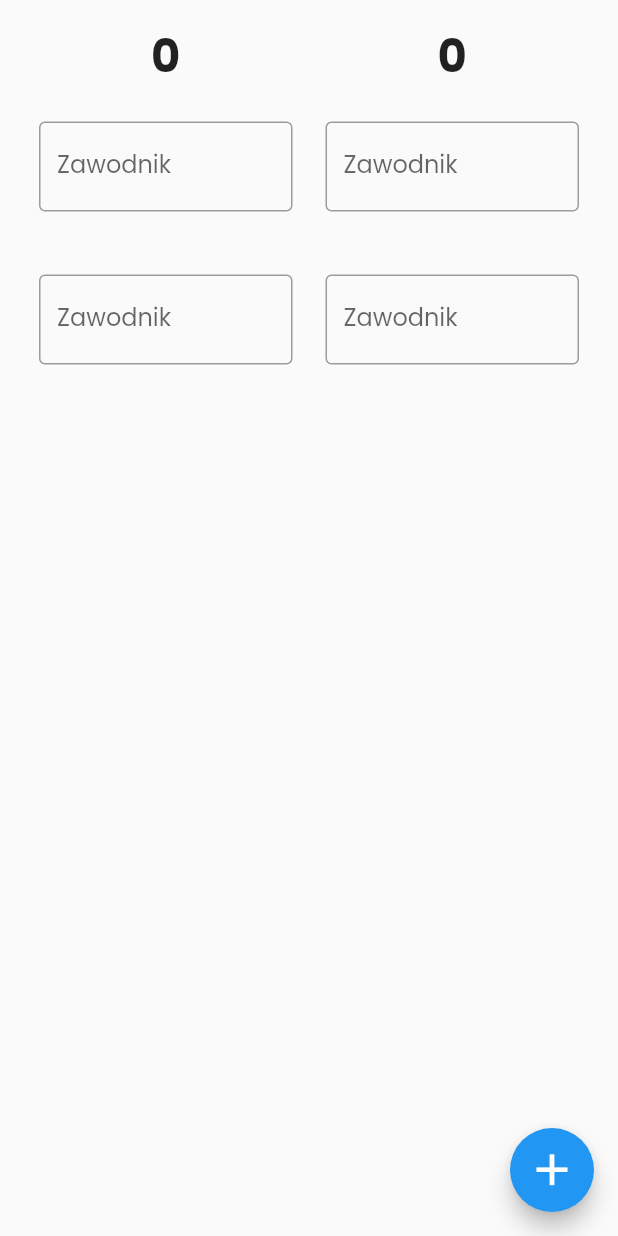
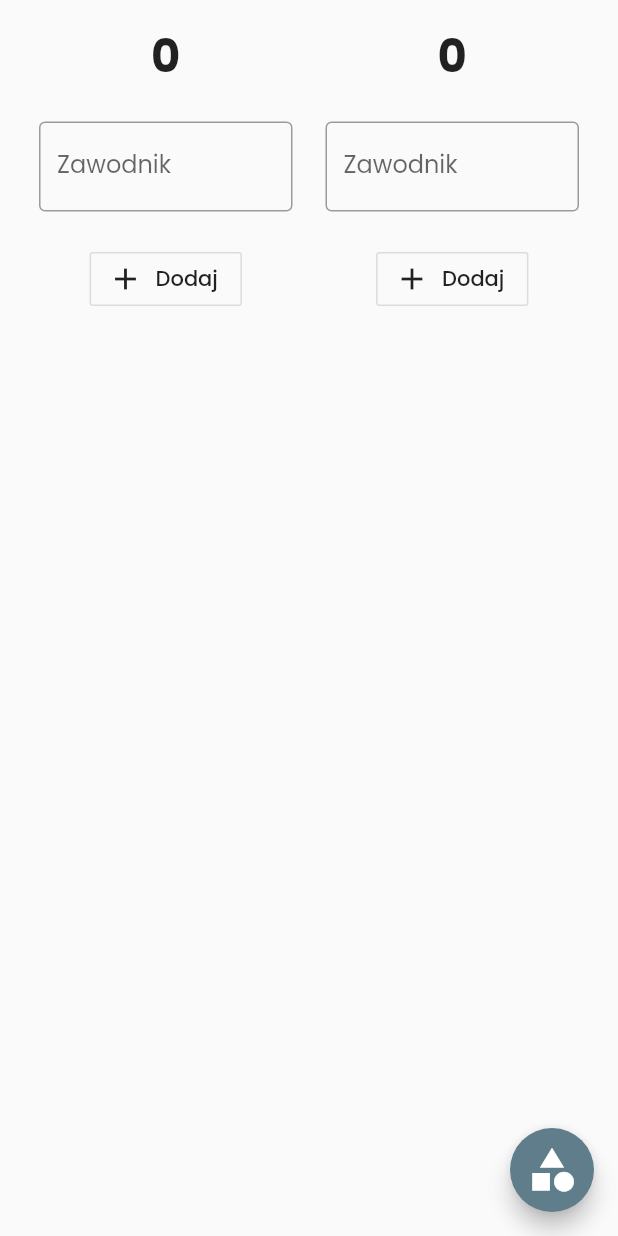
Before and after one commit to maizyy/basket, a Flutter app: the screen it shows after launch, after a tap on the "add" icon, on a phone screen of 412 x 824 dp. Run offline on Flutter 3.47's test engine with Material 2 defaults, Android fonts, the phone set to English and light mode, and no system bars.

Commit message:
refactor codu z mastera + dodawanie osobno graczy

```diff
--- a/lib/main.dart
+++ b/lib/main.dart
@@ -1,3 +1,5 @@
+import 'dart:math';
+
 import 'package:flutter/material.dart';
 import 'player.dart';
 
@@ -23,7 +25,7 @@ class MyApp extends StatelessWidget {
 }
 
 class TeamsScore {
-  var teams;
+  dynamic teams;
   TeamsScore(this.teams);
 }
 
@@ -35,21 +37,7 @@ class HomeScreen extends StatefulWidget {
 }
 
 class _HomeScreenState extends State<HomeScreen> {
-  // Map<String, List<Object>> teams = {
-  //   'team1': [
-  //     {
-  //       'playerName': 'Izba',
-  //       'points': 0,
-  //     },
-  //   ],
-  //   'team2': [
-  //     {
-  //       'playerName': 'Sawik',
-  //       'points': 0,
-  //     }
-  //   ],
-  // };
-  TeamsScore score = TeamsScore({
+  Map<String, List<Map<String, dynamic>>> score = {
     'team1': [
       {
         'playerName': '',
@@ -74,29 +62,13 @@ class _HomeScreenState extends State<HomeScreen> {
         'fga': 0,
       },
     ],
-  });
-  Map<String, int> teamsPoints = {
-    'team1': 0,
-    'team2': 0,
   };
-
-  void calculateScore() {
-    teamsPoints['team1'] = 0;
-    teamsPoints['team2'] = 0;
-    for (var score in score.teams['team1']) {
-      teamsPoints['team1'] += score['points'];
-    }
-    for (var score in score.teams['team2']) {
-      teamsPoints['team2'] += score['points'];
-    }
-  }
-
+  bool addFlag = false;
   @override
   Widget build(BuildContext context) {
     void addPoints(var val, int point) {
       setState(() {
         val['points'] += point;
-        calculateScore();
       });
     }
 
@@ -113,23 +85,30 @@ class _HomeScreenState extends State<HomeScreen> {
           padding: const EdgeInsets.all(15),
           child: SafeArea(
             child: SingleChildScrollView(
-              child: Column(
+              child: Row(
+                mainAxisAlignment: MainAxisAlignment.spaceAround,
+                crossAxisAlignment: CrossAxisAlignment.start,
                 children: <Widget>[
-                  Row(
-                    mainAxisAlignment: MainAxisAlignment.spaceAround,
-                    children: <Widget>[
-                      Expanded(
+                  ...score.values.map((el) {
+                    int points = 0;
+                    for (var score in el) {
+                      setState(() {
+                        points += score['points'];
+                      });
+                    }
+
+                    return Expanded(
                       flex: 1,
                       child: Column(
                         children: <Widget>[
                           Text(
-                              teamsPoints['team1'].toString(),
+                            '$points',
                             style: TextStyle(
                               fontSize: 30,
                               fontWeight: FontWeight.bold,
                             ),
                           ),
-                            ...score.teams['team1'].map((val) {
+                          ...el.map((val) {
                             return Player(
                               name: val['playerName'],
                               playerScore: val['points'],
@@ -183,81 +162,33 @@ class _HomeScreenState extends State<HomeScreen> {
                                 });
                               },
                             );
-                            })
+                          }),
+                          addFlag
+                              ? OutlineButton.icon(
+                                  onPressed: () {
+                                    setState(() {
+                                      el.add({
+                                        'playerName': '',
+                                        'points': 0,
+                                        '3pm': 0,
+                                        '2pm': 0,
+                                        '3pa': 0,
+                                        '2pa': 0,
+                                        'fgm': 0,
+                                        'fga': 0,
+                                      });
+                                    });
+                                  },
+                                  icon: Icon(Icons.add),
+                                  label: Text('Dodaj'),
+                                )
+                              : SizedBox(
+                                  width: 1,
+                                ),
                         ],
                       ),
-                      ),
-                      Expanded(
-                        flex: 1,
-                        child: Column(
-                          children: <Widget>[
-                            Text(
-                              teamsPoints['team2'].toString(),
-                              style: TextStyle(
-                                fontSize: 30,
-                                fontWeight: FontWeight.bold,
-                              ),
-                            ),
-                            ...score.teams['team2'].map((val) {
-                              return Player(
-                                name: val['playerName'],
-                                playerScore: val['points'],
-                                threePM: val['3pm'],
-                                twoPM: val['2pm'],
-                                threePA: val['3pa'],
-                                twoPA: val['2pa'],
-                                minusTwoPointer: () {
-                                  addPoints(val, -2);
-                                  val['2pm']--;
-                                  val['2pa']--;
-                                },
-                                twoPointer: () {
-                                  addPoints(val, 2);
-                                  val['2pm']++;
-                                  val['2pa']++;
-                                },
-                                twoPointerAttempt: () {
-                                  setState(() {
-                                    val['2pa']++;
-                                  });
-                                },
-                                minusTwoPointerAttempt: () {
-                                  setState(() {
-                                    val['2pa']--;
-                                  });
-                                },
-                                minusThreePointer: () {
-                                  addPoints(val, -3);
-                                  val['3pm']--;
-                                  val['3pa']--;
-                                },
-                                threePointer: () {
-                                  addPoints(val, 3);
-                                  val['3pm']++;
-                                  val['3pa']++;
-                                },
-                                threePointerAttempt: () {
-                                  setState(() {
-                                    val['3pa']++;
-                                  });
-                                },
-                                minusThreePointerAttempt: () {
-                                  setState(() {
-                                    val['3pa']--;
-                                  });
-                                },
-                                submit: (res) {
-                                  setState(() {
-                                    val['playerName'] = res;
-                                  });
-                                },
                     );
                   })
-                          ],
-                        ),
-                      ),
-                    ],
-                  )
                 ],
               ),
             ),
@@ -269,35 +200,40 @@ class _HomeScreenState extends State<HomeScreen> {
           print('object');
         },
         child: FloatingActionButton(
+          backgroundColor: addFlag ? Colors.blueGrey : Colors.blueAccent,
           onPressed: () {
             setState(() {
-              score.teams['team1'].add({
-                'playerName': '',
-                'points': 0,
-                '3pm': 0,
-                '2pm': 0,
-                '3pa': 0,
-                '2pa': 0,
-                'fgm': 0,
-                'fga': 0,
+              addFlag = !addFlag;
             });
-            });
-            setState(() {
-              score.teams['team2'].add({
-                'playerName': '',
-                'points': 0,
-                '3pm': 0,
-                '2pm': 0,
-                '3pa': 0,
-                '2pa': 0,
-                'fgm': 0,
-                'fga': 0,
-              });
-            });
+            // setState(() {
+            //   score['team1'].add({
+            //     'playerName': '',
+            //     'points': 0,
+            //     '3pm': 0,
+            //     '2pm': 0,
+            //     '3pa': 0,
+            //     '2pa': 0,
+            //     'fgm': 0,
+            //     'fga': 0,
+            //   });
+            // });
+            // setState(() {
+            //   score['team2'].add({
+            //     'playerName': '',
+            //     'points': 0,
+            //     '3pm': 0,
+            //     '2pm': 0,
+            //     '3pa': 0,
+            //     '2pa': 0,
+            //     'fgm': 0,
+            //     'fga': 0,
+            //   });
+            // });
           },
           child: Icon(
-            Icons.add,
+            addFlag ? Icons.category : Icons.add,
             size: 35,
+            color: addFlag ? Colors.white : Colors.black,
           ),
         ),
       ),
--- a/lib/player.dart
+++ b/lib/player.dart
@@ -95,12 +95,6 @@ class _PlayerState extends State<Player> {
                                 ),
                               ),
                             ),
-                            Text(
-                              '${calculateFGM()}/${calculateFGA()}',
-                              style: TextStyle(
-                                fontWeight: FontWeight.w300,
-                              ),
-                            )
                           ],
                         ),
                       ),
@@ -121,6 +115,13 @@ class _PlayerState extends State<Player> {
                               fontWeight: FontWeight.w300,
                             ),
                           ),
+                          Text(
+                            'FGM:${calculateFGM()}/${calculateFGA()}',
+                            style: TextStyle(
+                              fontSize: 11,
+                              fontWeight: FontWeight.w300,
+                            ),
+                          )
                         ],
                       ),
                       Row(
```
Lines whose indentation alone changed are shown as unchanged.
